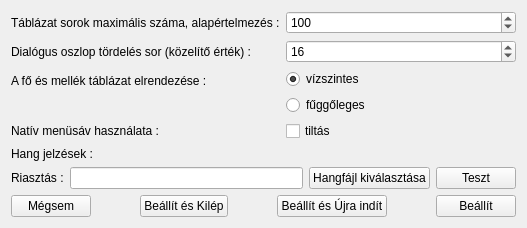
First picture: the form in lv2g/gsetup.ui, repository csikfer/lanview2, before the edit.
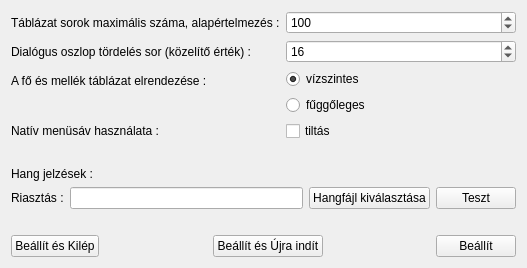
Second picture: the form after the edit.

```diff
--- a/lv2g/gsetup.ui
+++ b/lv2g/gsetup.ui
@@ -7,7 +7,7 @@
     <x>0</x>
     <y>0</y>
     <width>527</width>
-    <height>221</height>
+    <height>268</height>
    </rect>
   </property>
   <property name="windowTitle">
@@ -173,26 +173,6 @@
    </item>
    <item>
     <layout class="QHBoxLayout" name="horizontalLayout_4">
-     <item>
-      <widget class="QPushButton" name="PBCancel">
-       <property name="text">
-        <string>Mégsem</string>
-       </property>
-      </widget>
-     </item>
-     <item>
-      <spacer name="horizontalSpacer_2">
-       <property name="orientation">
-        <enum>Qt::Horizontal</enum>
-       </property>
-       <property name="sizeHint" stdset="0">
-        <size>
-         <width>40</width>
-         <height>20</height>
-        </size>
-       </property>
-      </spacer>
-     </item>
      <item>
       <widget class="QPushButton" name="PBApplicateAndExit">
        <property name="text">
```
